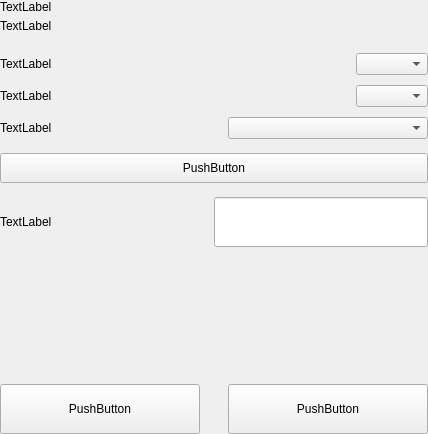
Old version of the form src/qt/vitae/settings/forms/settingsdisplayoptionswidget.ui in the repository VitaeTeam/Vitae.
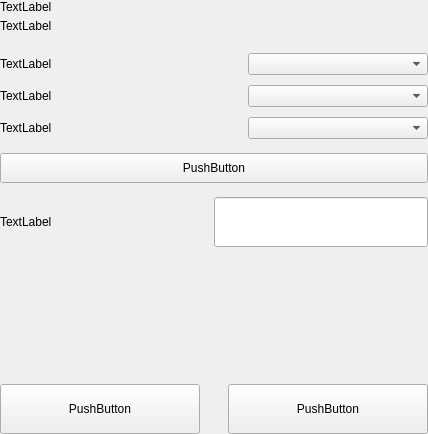
New version of the form.

Commit message: layout settings changed

```diff
--- a/src/qt/vitae/settings/forms/settingsdisplayoptionswidget.ui
+++ b/src/qt/vitae/settings/forms/settingsdisplayoptionswidget.ui
@@ -122,10 +122,16 @@
            <widget class="QComboBox" name="comboBoxLanguage">
             <property name="minimumSize">
              <size>
-              <width>0</width>
+              <width>180</width>
               <height>0</height>
              </size>
             </property>
+            <property name="maximumSize">
+             <size>
+              <width>180</width>
+              <height>16777215</height>
+             </size>
+            </property>
            </widget>
           </item>
          </layout>
@@ -172,10 +178,16 @@
            <widget class="QComboBox" name="comboBoxUnit">
             <property name="minimumSize">
              <size>
-              <width>0</width>
+              <width>180</width>
               <height>0</height>
              </size>
             </property>
+            <property name="maximumSize">
+             <size>
+              <width>180</width>
+              <height>16777215</height>
+             </size>
+            </property>
            </widget>
           </item>
          </layout>
@@ -222,10 +234,16 @@
            <widget class="QComboBox" name="comboBoxDigits">
             <property name="minimumSize">
              <size>
-              <width>200</width>
+              <width>180</width>
               <height>0</height>
              </size>
             </property>
+            <property name="maximumSize">
+             <size>
+              <width>180</width>
+              <height>16777215</height>
+             </size>
+            </property>
            </widget>
           </item>
          </layout>
```
The commit also changes 2 other files.
